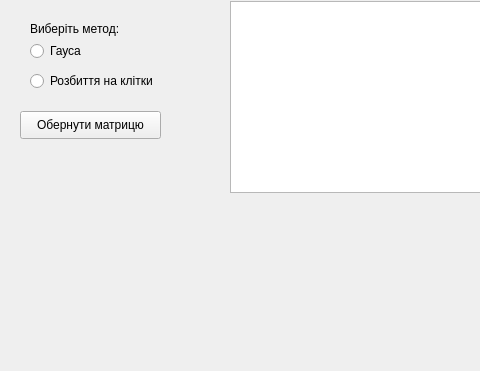
First picture: the form in Inversion_Matrix/mainwindow.ui, repository x-FIREFOUR-x/GUI_inversionMatrix, before the edit; both pictures show x 0 to 480 and y 229 to 600 of the 800 by 600 pixel window.
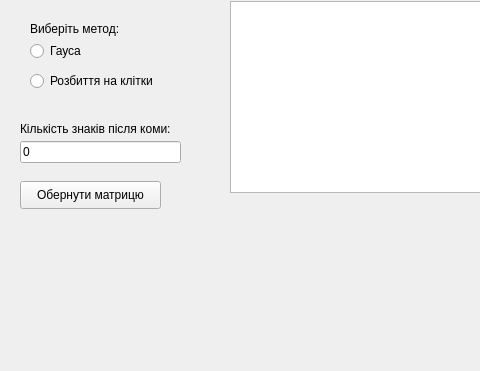
Second picture: the form after the edit.

Commit message: add choose level round gui

What changed in the file:
```diff
--- a/Inversion_Matrix/mainwindow.ui
+++ b/Inversion_Matrix/mainwindow.ui
@@ -201,7 +201,7 @@
     <property name="geometry">
      <rect>
       <x>20</x>
-      <y>340</y>
+      <y>410</y>
       <width>141</width>
       <height>28</height>
      </rect>
@@ -210,6 +210,32 @@
      <string>Обернути матрицю</string>
     </property>
    </widget>
+   <widget class="QLineEdit" name="lineEdit_4">
+    <property name="geometry">
+     <rect>
+      <x>20</x>
+      <y>370</y>
+      <width>161</width>
+      <height>22</height>
+     </rect>
+    </property>
+    <property name="text">
+     <string>0</string>
+    </property>
+   </widget>
+   <widget class="QLabel" name="label_5">
+    <property name="geometry">
+     <rect>
+      <x>20</x>
+      <y>350</y>
+      <width>161</width>
+      <height>16</height>
+     </rect>
+    </property>
+    <property name="text">
+     <string>Кількість знаків після коми:</string>
+    </property>
+   </widget>
   </widget>
   <widget class="QMenuBar" name="menubar">
    <property name="geometry">
```
The commit also changes 2 other files.
